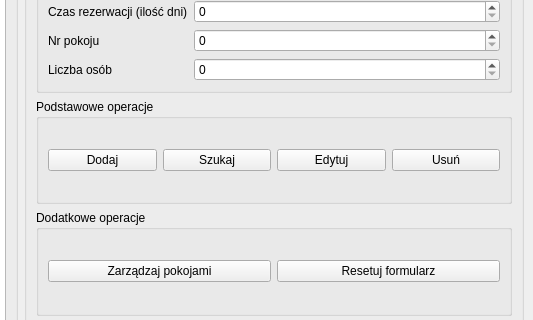
Before: the Qt Designer form HotelOrganizer2/adminwindow.ui in mxzablocki/hotel, drawn with Qt 5; both pictures show x 491 to 1024 and y 180 to 500 of the 1024 by 650 pixel window.
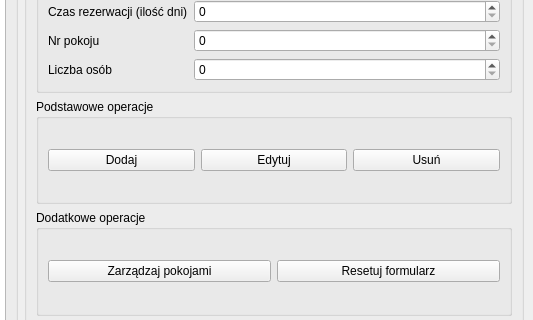
After: the same form once the commit is applied. Icons and pictures are not drawn.

Diff of the .ui file:
```diff
--- a/HotelOrganizer2/adminwindow.ui
+++ b/HotelOrganizer2/adminwindow.ui
@@ -201,13 +201,6 @@
             </property>
            </widget>
           </item>
-          <item>
-           <widget class="QPushButton" name="pushButtonClientSearch">
-            <property name="text">
-             <string>Szukaj</string>
-            </property>
-           </widget>
-          </item>
           <item>
            <widget class="QPushButton" name="pushButtonClientEdit">
             <property name="text">
```
